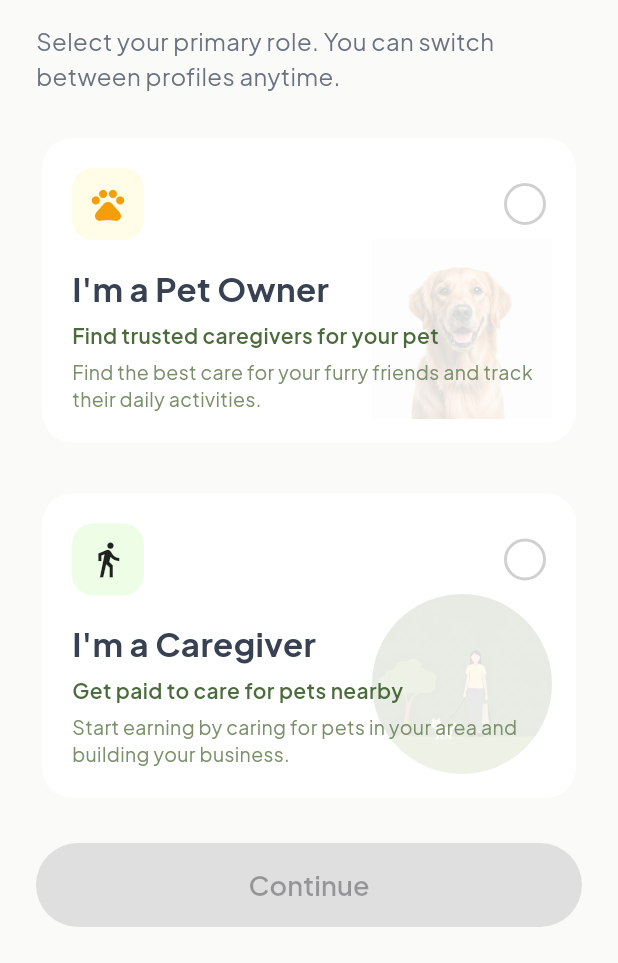
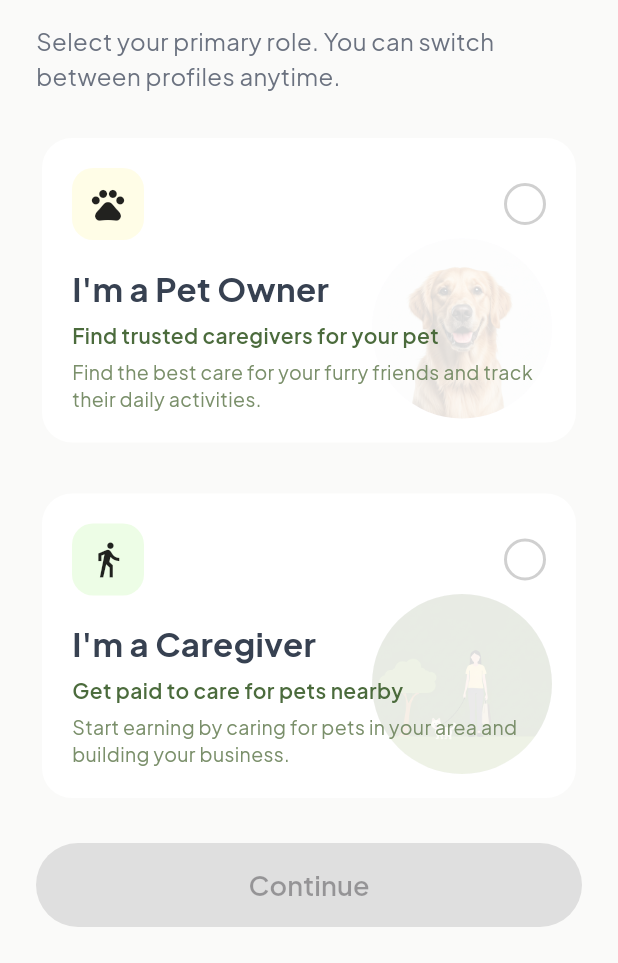
Before and after one commit to kalviumcommunity/S53-Jan2026-S53-Team-01-Flutter-Firebase-PetSure, a Flutter app: the RoleSelectionScreen screen opened directly, on a phone screen of 412 x 824 dp, the part 273-1236 px from its top. Run offline on Flutter 3.47's test engine with Material 3 defaults, Android fonts, the phone set to English and light mode, and no system bars.

```diff
--- a/pet_sure/lib/screens/role_selection_screen.dart
+++ b/pet_sure/lib/screens/role_selection_screen.dart
@@ -3,6 +3,7 @@ import 'dart:developer';
 import 'package:flutter/material.dart';
 import 'package:pet_sure/core/app_theme.dart';
 import 'package:pet_sure/screens/caregiver/dashboard_screen.dart';
+import 'package:pet_sure/screens/petowner/dashboard_screen.dart';
 
 enum UserRole { petOwner, caregiver }
 
@@ -16,15 +17,33 @@ class RoleSelectionScreen extends StatefulWidget {
 class _RoleSelectionScreenState extends State<RoleSelectionScreen> {
   UserRole? selectedRole;
 
+  void _handleContinue() {
+    log("Continue pressed: $selectedRole");
+
+    if (selectedRole == UserRole.caregiver) {
+      Navigator.pushReplacement(
+        context,
+        MaterialPageRoute(
+          builder: (_) => const DashboardScreen(),
+        ),
+      );
+    } else if (selectedRole == UserRole.petOwner) {
+      Navigator.pushReplacement(
+        context,
+        MaterialPageRoute(
+          builder: (_) => const DiscoverScreen(),
+        ),
+      );
+    }
+  }
+
   @override
   Widget build(BuildContext context) {
     return Scaffold(
       backgroundColor: AppTheme.background,
       appBar: AppBar(
         leading: IconButton(
-          onPressed: () {
-            Navigator.pop(context);
-          },
+          onPressed: () => Navigator.pop(context),
           color: AppTheme.primaryOrange,
           icon: const Icon(Icons.arrow_back_ios),
         ),
@@ -39,20 +58,17 @@ class _RoleSelectionScreenState extends State<RoleSelectionScreen> {
             mainAxisAlignment: MainAxisAlignment.spaceBetween,
             children: [
               Column(
-                children: [
+                children: const [
                   Text(
                     'How will you use PetSure?',
                     style: TextStyle(
                       fontSize: 36,
                       letterSpacing: -1.5,
                       fontWeight: FontWeight.w700,
-                      // color: AppTheme.primaryOrange
                     ),
                   ),
-
-                  const SizedBox(height: 16),
-
-                  const Text(
+                  SizedBox(height: 16),
+                  Text(
                     'Select your primary role. You can switch between profiles anytime.',
                     style: TextStyle(
                       fontSize: 16,
@@ -61,6 +77,8 @@ class _RoleSelectionScreenState extends State<RoleSelectionScreen> {
                   ),
                 ],
               ),
+
+              /// PET OWNER
               PetOwnerRoleCard(
                 isSelected: selectedRole == UserRole.petOwner,
                 onSelected: () {
@@ -69,7 +87,8 @@ class _RoleSelectionScreenState extends State<RoleSelectionScreen> {
                   });
                 },
               ),
-              // const SizedBox(height: 8),
+
+              /// CAREGIVER
               CareGiverRoleCard(
                 isSelected: selectedRole == UserRole.caregiver,
                 onSelected: () {
@@ -79,15 +98,13 @@ class _RoleSelectionScreenState extends State<RoleSelectionScreen> {
                 },
               ),
 
+              /// CONTINUE BUTTON
               ElevatedButton(
-                onPressed: selectedRole == null ? null : () {
-                  log("Continue pressed");
-                  if (selectedRole == UserRole.caregiver) {
-                    Navigator.push(context, MaterialPageRoute(builder: (_) => const DashboardScreen()));
-                  }
-                },
+                onPressed: selectedRole == null ? null : _handleContinue,
                 style: ElevatedButton.styleFrom(
-                  backgroundColor: selectedRole == null ? AppTheme.primaryGray : AppTheme.primaryOrange,
+                  backgroundColor: selectedRole == null
+                      ? AppTheme.primaryGray
+                      : AppTheme.primaryOrange,
                   foregroundColor: Colors.white,
                   minimumSize: const Size(double.infinity, 56),
                   shape: RoundedRectangleBorder(
@@ -106,6 +123,8 @@ class _RoleSelectionScreenState extends State<RoleSelectionScreen> {
     );
   }
 }
+
+/* ---------------- PET OWNER CARD ---------------- */
 
 class PetOwnerRoleCard extends StatelessWidget {
   final bool isSelected;
@@ -128,9 +147,8 @@ class PetOwnerRoleCard extends StatelessWidget {
               ? Border.all(color: AppTheme.primaryOrange, width: 2)
               : null,
         ),
-        padding: const EdgeInsets.all(4), // 👈 outer border gap
+        padding: const EdgeInsets.all(4),
         child: Container(
-          // height: 160,
           decoration: BoxDecoration(
             color: isSelected
                 ? const Color.fromARGB(255, 252, 250, 246)
@@ -142,71 +160,30 @@ class PetOwnerRoleCard extends StatelessWidget {
           ),
           child: Stack(
             children: [
-              /// BACKGROUND IMAGE (FADED)
               Positioned(
                 right: 16,
                 bottom: 16,
                 child: Opacity(
                   opacity: 0.15,
-                  child: Image.asset('assets/BackgroundDog.png', height: 120),
+                  child: CircleAvatar(
+                    radius: 60,
+                    backgroundImage:
+                        const AssetImage('assets/BackgroundDog.png'),
+                  ),
                 ),
               ),
-
-              /// CONTENT
               Padding(
                 padding: const EdgeInsets.all(20),
                 child: Column(
                   crossAxisAlignment: CrossAxisAlignment.start,
                   children: [
-                    /// ICON + CHECK
-                    Row(
-                      mainAxisAlignment: MainAxisAlignment.spaceBetween,
-                      children: [
-                        Container(
-                          width: 48,
-                          height: 48,
-                          decoration: BoxDecoration(
-                            color: Colors.yellow.withValues(alpha: 0.12),
-                            borderRadius: BorderRadius.circular(14),
-                          ),
-                          child: const Icon(
-                            Icons.pets,
-                            color: AppTheme.primaryOrange,
-                            size: 26,
-                          ),
-                        ),
-                        GestureDetector(
-                          onTap: onSelected,
-                          child: Container(
-                            width: 28,
-                            height: 28,
-                            decoration: BoxDecoration(
-                              color: isSelected
-                                  ? AppTheme.primaryOrange
-                                  : Colors.white,
-                              shape: BoxShape.circle,
-                              border: Border.all(
-                                color: isSelected
-                                    ? AppTheme.primaryOrange
-                                    : const Color(0xFFD0D0D0),
-                                width: 2,
-                              ),
-                            ),
-                            child: isSelected
-                                ? const Icon(
-                                    Icons.check,
-                                    size: 18,
-                                    color: Colors.white,
-                                  )
-                                : null,
-                          ),
-                        ),
-                      ],
+                    _headerIcon(
+                      icon: Icons.pets,
+                      isSelected: isSelected,
+                      onSelected: onSelected,
+                      bgColor: Colors.yellow.withValues(alpha: 0.12),
                     ),
-
                     const SizedBox(height: 16),
-
-                    /// TITLE
                     const Text(
                       "I'm a Pet Owner",
                       style: TextStyle(
@@ -215,10 +192,7 @@ class PetOwnerRoleCard extends StatelessWidget {
                         color: AppTheme.primaryGray,
                       ),
                     ),
-
                     const SizedBox(height: 6),
-
-                    /// SUBTITLE
                     const Text(
                       'Find trusted caregivers for your pet',
                       style: TextStyle(
@@ -227,10 +201,7 @@ class PetOwnerRoleCard extends StatelessWidget {
                         color: Color(0xFF4B6B3C),
                       ),
                     ),
-
                     const SizedBox(height: 6),
-
-                    /// DESCRIPTION
                     const Text(
                       'Find the best care for your furry friends and track their daily activities.',
                       style: TextStyle(
@@ -249,6 +220,8 @@ class PetOwnerRoleCard extends StatelessWidget {
     );
   }
 }
+
+/* ---------------- CAREGIVER CARD ---------------- */
 
 class CareGiverRoleCard extends StatelessWidget {
   final bool isSelected;
@@ -271,9 +244,8 @@ class CareGiverRoleCard extends StatelessWidget {
               ? Border.all(color: AppTheme.primaryOrange, width: 2)
               : null,
         ),
-        padding: const EdgeInsets.all(4), // 👈 outer border gap
+        padding: const EdgeInsets.all(4),
         child: Container(
-          // height: 160,
           decoration: BoxDecoration(
             color: isSelected
                 ? const Color.fromARGB(255, 252, 250, 246)
@@ -294,80 +266,31 @@ class CareGiverRoleCard extends StatelessWidget {
           ),
           child: Stack(
             children: [
-              /// BACKGROUND IMAGE (FADED)
               Positioned(
                 right: 16,
                 bottom: 16,
                 child: Opacity(
                   opacity: 0.15,
-                  //fit the image in circle avatar
                   child: CircleAvatar(
                     radius: 60,
-                    // backgroundColor: Colors.pink,
-                    backgroundImage: AssetImage(
-                      'assets/BackgroundCaregiver.png',
-                    ),
+                    backgroundImage:
+                        const AssetImage('assets/BackgroundCaregiver.png'),
                   ),
                 ),
               ),
-
-              /// CONTENT
               Padding(
                 padding: const EdgeInsets.all(20),
                 child: Column(
                   crossAxisAlignment: CrossAxisAlignment.start,
                   children: [
-                    /// ICON + CHECK
-                    Row(
-                      mainAxisAlignment: MainAxisAlignment.spaceBetween,
-                      children: [
-                        Container(
-                          width: 48,
-                          height: 48,
-                          decoration: BoxDecoration(
-                            color: const Color(
-                              0xFF6CEE2B,
-                            ).withValues(alpha: 0.12),
-                            borderRadius: BorderRadius.circular(14),
-                          ),
-                          child: const Icon(
-                            Icons.directions_walk,
-                            // color: AppTheme.primaryOrange,
-                            size: 26,
-                          ),
-                        ),
-                        GestureDetector(
-                          onTap: onSelected,
-                          child: Container(
-                            width: 28,
-                            height: 28,
-                            decoration: BoxDecoration(
-                              color: isSelected
-                                  ? AppTheme.primaryOrange
-                                  : Colors.white,
-                              shape: BoxShape.circle,
-                              border: Border.all(
-                                color: isSelected
-                                    ? AppTheme.primaryOrange
-                                    : const Color(0xFFD0D0D0),
-                                width: 2,
-                              ),
-                            ),
-                            child: isSelected
-                                ? const Icon(
-                                    Icons.check,
-                                    size: 18,
-                                    color: Colors.white,
-                                  )
-                                : null,
-                          ),
-                        ),
-                      ],
+                    _headerIcon(
+                      icon: Icons.directions_walk,
+                      isSelected: isSelected,
+                      onSelected: onSelected,
+                      bgColor:
+                          const Color(0xFF6CEE2B).withValues(alpha: 0.12),
                     ),
-
                     const SizedBox(height: 16),
-
-                    /// TITLE
                     const Text(
                       "I'm a Caregiver",
                       style: TextStyle(
@@ -376,10 +299,7 @@ class CareGiverRoleCard extends StatelessWidget {
                         color: AppTheme.primaryGray,
                       ),
                     ),
-
                     const SizedBox(height: 6),
-
-                    /// SUBTITLE
                     const Text(
                       'Get paid to care for pets nearby',
                       style: TextStyle(
@@ -388,10 +308,7 @@ class CareGiverRoleCard extends StatelessWidget {
                         color: Color(0xFF4B6B3C),
                       ),
                     ),
-
                     const SizedBox(height: 6),
-
-                    /// DESCRIPTION
                     const Text(
                       'Start earning by caring for pets in your area and building your business.',
                       style: TextStyle(
@@ -410,3 +327,47 @@ class CareGiverRoleCard extends StatelessWidget {
     );
   }
 }
+
+/* ---------------- SHARED HEADER ICON ---------------- */
+
+Widget _headerIcon({
+  required IconData icon,
+  required bool isSelected,
+  required VoidCallback onSelected,
+  required Color bgColor,
+}) {
+  return Row(
+    mainAxisAlignment: MainAxisAlignment.spaceBetween,
+    children: [
+      Container(
+        width: 48,
+        height: 48,
+        decoration: BoxDecoration(
+          color: bgColor,
+          borderRadius: BorderRadius.circular(14),
+        ),
+        child: Icon(icon, size: 26),
+      ),
+      GestureDetector(
+        onTap: onSelected,
+        child: Container(
+          width: 28,
+          height: 28,
+          decoration: BoxDecoration(
+            color: isSelected ? AppTheme.primaryOrange : Colors.white,
+            shape: BoxShape.circle,
+            border: Border.all(
+              color: isSelected
+                  ? AppTheme.primaryOrange
+                  : const Color(0xFFD0D0D0),
+              width: 2,
+            ),
+          ),
+          child: isSelected
+              ? const Icon(Icons.check, size: 18, color: Colors.white)
+              : null,
+        ),
+      ),
+    ],
+  );
+}
--- a/pet_sure/pubspec.yaml
+++ b/pet_sure/pubspec.yaml
@@ -62,6 +62,9 @@ flutter:
     - assets/images/puppy.jpg
     - assets/BackgroundDog.png
     - assets/BackgroundCaregiver.png
+    - assets/dog.png
+    - assets/sitter_1.png
+    - assets/sitter_2.png
 
   # An image asset can refer to one or more resolution-specific "variants", see
   # https://flutter.dev/to/resolution-aware-images
```
Also changed, not shown: pet_sure/lib/screens/petowner/dashboard_screen.dart (added, +396 -0 lines), pet_sure/assets/dog.png (added), pet_sure/assets/sitter_1.png (added), pet_sure/assets/sitter_2.png (added).
